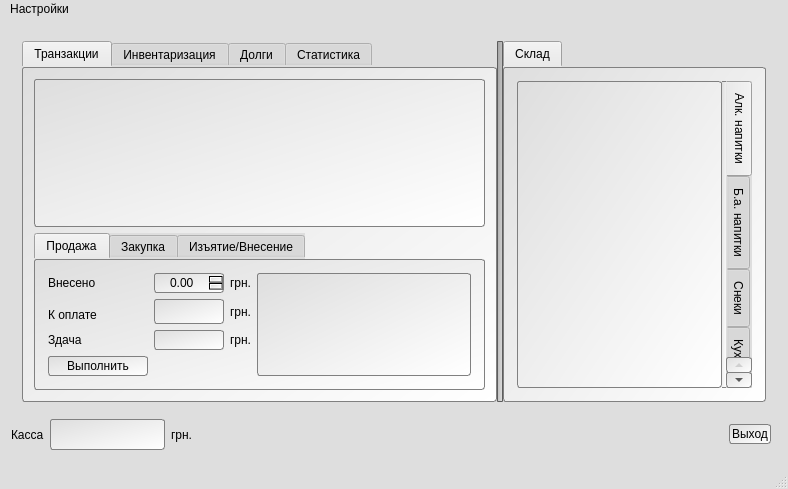
SergMaruda/bar, file bar/bar.ui: the form before one commit.
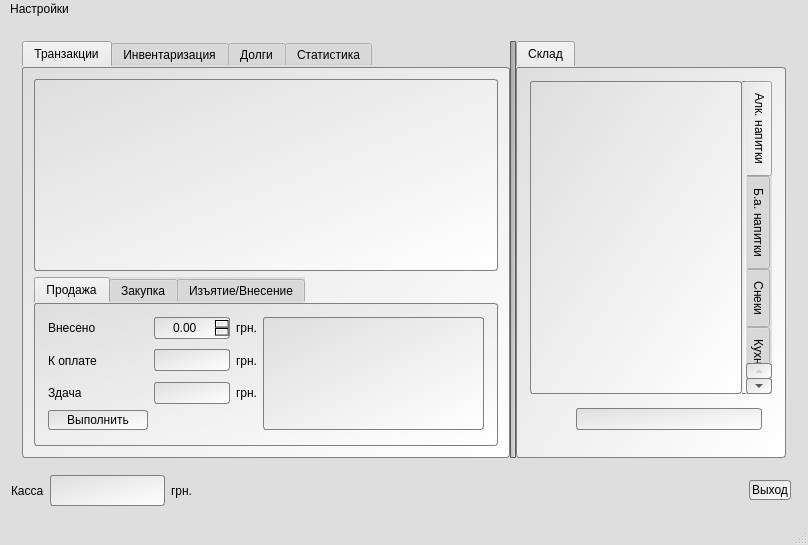
The form after the commit. The open tabs and pages were chosen to show the change. Icons and pictures are not drawn. Custom widgets are drawn as their Qt base class.

Commit message: UI Updated: fixed black calendar added goods filtering Fixed tooltip opacity

Patch:
```diff
--- a/bar/bar.ui
+++ b/bar/bar.ui
@@ -6,8 +6,8 @@
    <rect>
     <x>0</x>
     <y>0</y>
-    <width>788</width>
-    <height>489</height>
+    <width>808</width>
+    <height>545</height>
    </rect>
   </property>
   <property name="windowTitle">
@@ -49,7 +49,6 @@
 icon-size: 48px 48px;
 }
 
-
 QDialog,
 QTabBar,
 QMenuBar,
@@ -96,6 +95,7 @@
 QSpinBox,
 QDoubleSpinBox,
 QComboBox,
+QDateTimeEdit,
 QMenu {
 selection-color: black;
 selection-background-color: rgb(162, 162, 162);
@@ -387,7 +387,7 @@
                 <item row="1" column="1">
                  <widget class="QLineEdit" name="lineEditOrderPrice">
                   <property name="sizePolicy">
-                   <sizepolicy hsizetype="Minimum" vsizetype="Minimum">
+                   <sizepolicy hsizetype="Minimum" vsizetype="Fixed">
                     <horstretch>0</horstretch>
                     <verstretch>0</verstretch>
                    </sizepolicy>
@@ -408,12 +408,6 @@
                 </item>
                 <item row="1" column="0">
                  <widget class="QLabel" name="label_2">
-                  <property name="sizePolicy">
-                   <sizepolicy hsizetype="Minimum" vsizetype="Minimum">
-                    <horstretch>0</horstretch>
-                    <verstretch>0</verstretch>
-                   </sizepolicy>
-                  </property>
                   <property name="minimumSize">
                    <size>
                     <width>100</width>
@@ -433,12 +427,6 @@
                 </item>
                 <item row="0" column="0">
                  <widget class="QLabel" name="label">
-                  <property name="sizePolicy">
-                   <sizepolicy hsizetype="Minimum" vsizetype="Minimum">
-                    <horstretch>0</horstretch>
-                    <verstretch>0</verstretch>
-                   </sizepolicy>
-                  </property>
                   <property name="minimumSize">
                    <size>
                     <width>100</width>
@@ -459,7 +447,7 @@
                 <item row="0" column="1">
                  <widget class="QDoubleSpinBox" name="doubleSpinBoxCustomerCash">
                   <property name="sizePolicy">
-                   <sizepolicy hsizetype="Minimum" vsizetype="Minimum">
+                   <sizepolicy hsizetype="Minimum" vsizetype="Fixed">
                     <horstretch>0</horstretch>
                     <verstretch>0</verstretch>
                    </sizepolicy>
@@ -486,12 +474,6 @@
                 </item>
                 <item row="2" column="0">
                  <widget class="QLabel" name="label_3">
-                  <property name="sizePolicy">
-                   <sizepolicy hsizetype="Minimum" vsizetype="Minimum">
-                    <horstretch>0</horstretch>
-                    <verstretch>0</verstretch>
-                   </sizepolicy>
-                  </property>
                   <property name="minimumSize">
                    <size>
                     <width>100</width>
@@ -531,7 +513,7 @@
                 <item row="2" column="1">
                  <widget class="QLineEdit" name="lineEditChange">
                   <property name="sizePolicy">
-                   <sizepolicy hsizetype="Minimum" vsizetype="Minimum">
+                   <sizepolicy hsizetype="Minimum" vsizetype="Fixed">
                     <horstretch>0</horstretch>
                     <verstretch>0</verstretch>
                    </sizepolicy>
@@ -1206,8 +1188,25 @@
            <attribute name="title">
             <string>Склад</string>
            </attribute>
-           <layout class="QHBoxLayout" name="horizontalLayout_2" stretch="1,0">
+           <layout class="QVBoxLayout" name="verticalLayout_7" stretch="0,0">
             <property name="spacing">
+             <number>0</number>
+            </property>
+            <item>
+             <layout class="QHBoxLayout" name="horizontalLayout_4">
+              <property name="spacing">
+               <number>0</number>
+              </property>
+              <property name="leftMargin">
+               <number>0</number>
+              </property>
+              <property name="topMargin">
+               <number>0</number>
+              </property>
+              <property name="rightMargin">
+               <number>0</number>
+              </property>
+              <property name="bottomMargin">
              <number>0</number>
             </property>
             <item>
@@ -1290,6 +1289,62 @@
              </widget>
             </item>
            </layout>
+            </item>
+            <item>
+             <layout class="QHBoxLayout" name="horizontalLayout_2">
+              <property name="leftMargin">
+               <number>10</number>
+              </property>
+              <property name="topMargin">
+               <number>10</number>
+              </property>
+              <property name="rightMargin">
+               <number>10</number>
+              </property>
+              <property name="bottomMargin">
+               <number>10</number>
+              </property>
+              <item>
+               <widget class="QWidget" name="widgetFilterIcon" native="true">
+                <property name="sizePolicy">
+                 <sizepolicy hsizetype="Fixed" vsizetype="Fixed">
+                  <horstretch>0</horstretch>
+                  <verstretch>0</verstretch>
+                 </sizepolicy>
+                </property>
+                <property name="minimumSize">
+                 <size>
+                  <width>30</width>
+                  <height>30</height>
+                 </size>
+                </property>
+                <property name="maximumSize">
+                 <size>
+                  <width>30</width>
+                  <height>30</height>
+                 </size>
+                </property>
+                <property name="toolTip">
+                 <string>Фильтр товаров</string>
+                </property>
+                <property name="styleSheet">
+                 <string notr="true">QWidget#widgetFilterIcon
+{
+border-image: url(:/bar/Resources/goods_filter.png);
+}</string>
+                </property>
+               </widget>
+              </item>
+              <item>
+               <widget class="QLineEdit" name="lineEditGoodsFilter">
+                <property name="clearButtonEnabled">
+                 <bool>true</bool>
+                </property>
+               </widget>
+              </item>
+             </layout>
+            </item>
+           </layout>
           </widget>
          </widget>
         </widget>
@@ -1724,7 +1779,7 @@
     <rect>
      <x>0</x>
      <y>0</y>
-     <width>788</width>
+     <width>808</width>
      <height>21</height>
     </rect>
    </property>
```
Left out of the diff: 29 changed lines with no effect on the pictures. Lines whose indentation alone changed are shown as unchanged. The commit also changes 4 other files.
